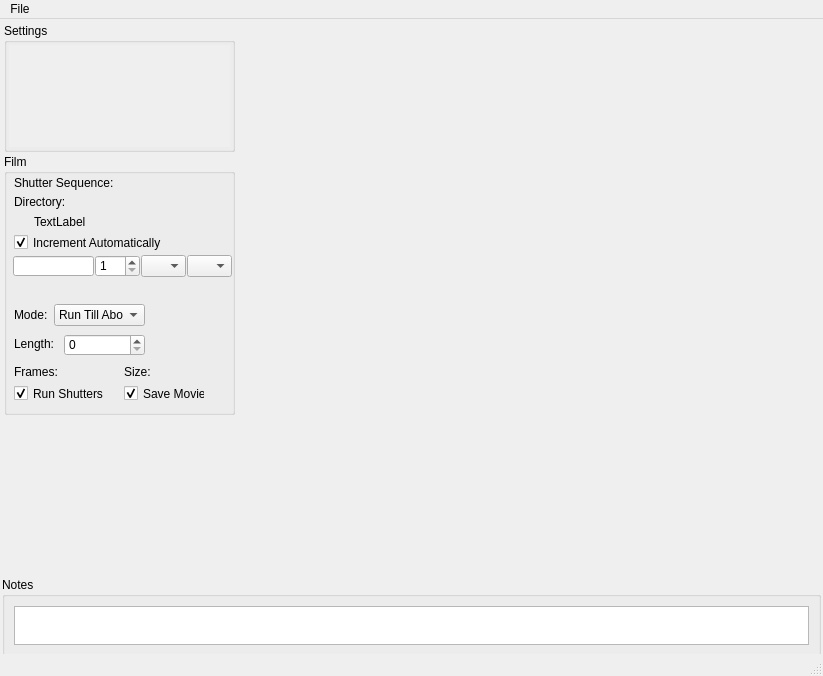
First picture: the form in hal4000/qtdesigner/hal-4000-v1.ui, repository ZhuangLab/storm-control, before the edit.
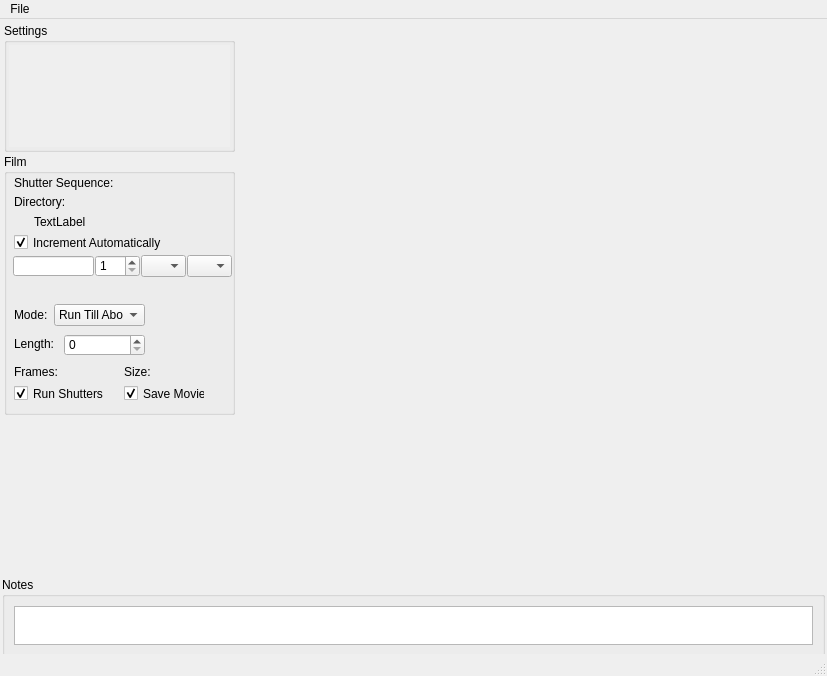
Second picture: the form after the edit. Icons and pictures are not drawn.

Commit message: Some further tweaks to UI and the UI file naming convention. Uncomment the shutter control so that it works again.

What changed in the file:
```diff
--- a/hal4000/qtdesigner/hal-4000-v1.ui
+++ b/hal4000/qtdesigner/hal-4000-v1.ui
@@ -6,8 +6,8 @@
    <rect>
     <x>0</x>
     <y>0</y>
-    <width>823</width>
-    <height>673</height>
+    <width>827</width>
+    <height>671</height>
    </rect>
   </property>
   <property name="sizePolicy">
@@ -537,14 +537,14 @@
             </property>
             <property name="minimumSize">
              <size>
-              <width>580</width>
-              <height>549</height>
+              <width>586</width>
+              <height>545</height>
              </size>
             </property>
             <property name="maximumSize">
              <size>
-              <width>580</width>
-              <height>549</height>
+              <width>586</width>
+              <height>545</height>
              </size>
             </property>
             <property name="frameShape">
@@ -667,8 +667,8 @@
     <rect>
      <x>0</x>
      <y>0</y>
-     <width>823</width>
-     <height>20</height>
+     <width>827</width>
+     <height>18</height>
     </rect>
    </property>
    <widget class="QMenu" name="menuFile">
```
Left out of the diff: 4 changed lines with no effect on the pictures. The commit also changes 7 other files.
